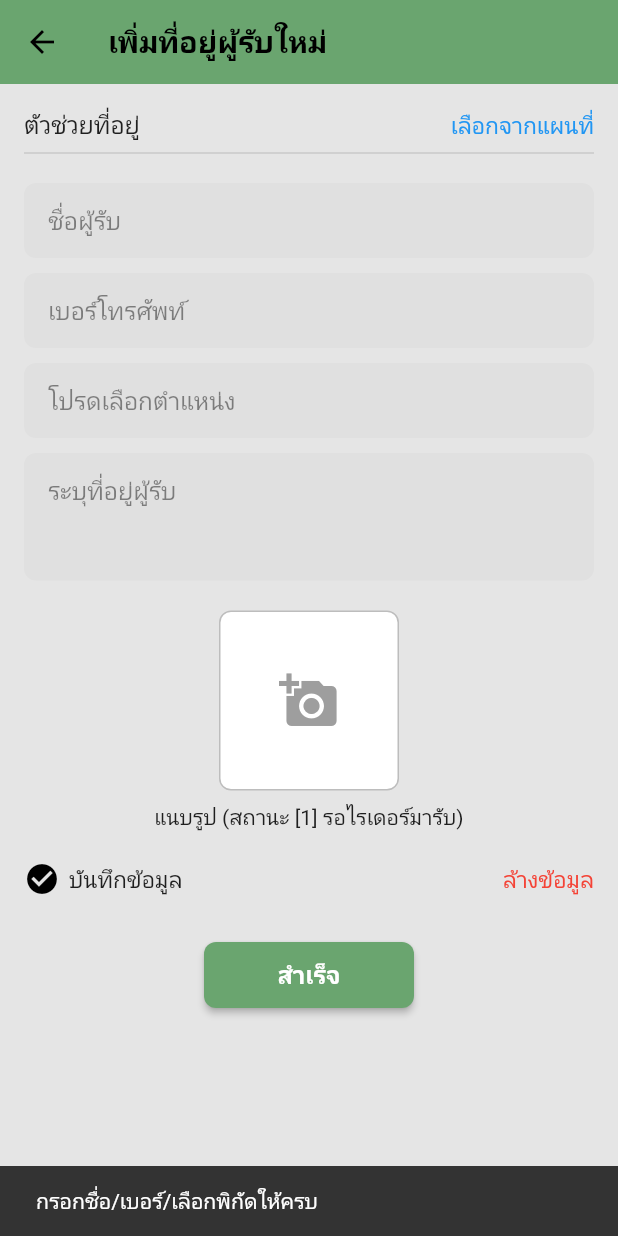
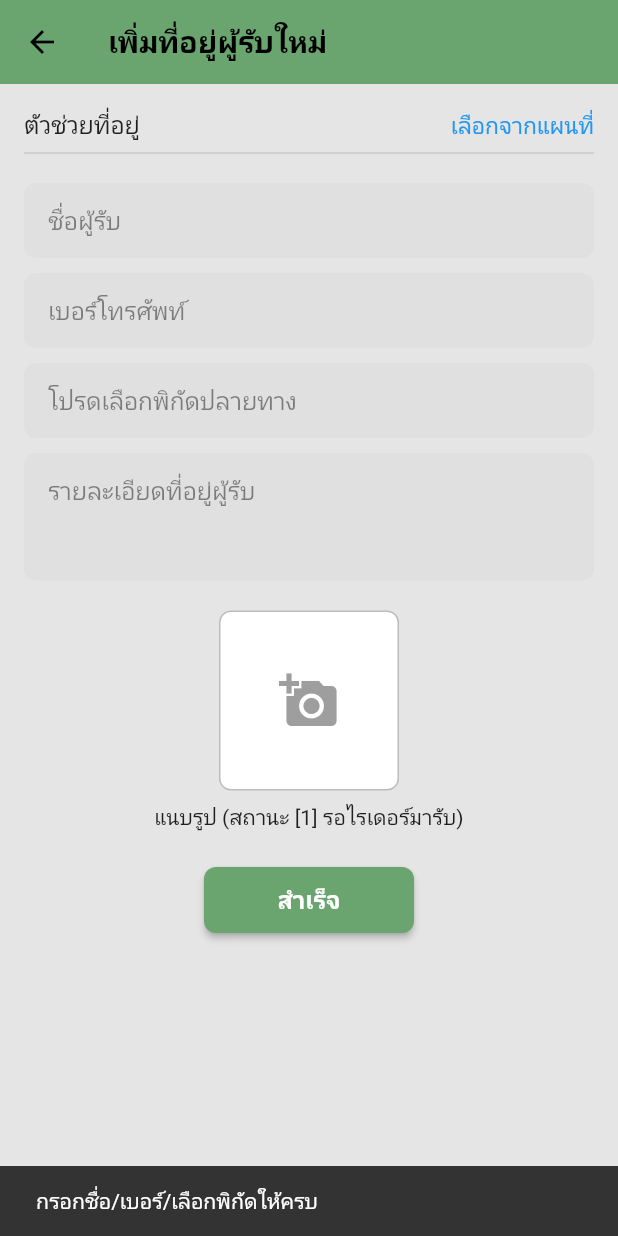
Before and after one commit to Jimme05/Project-deli, a Flutter app: the AddAddressPage screen opened by its route, after a tap on "สำเร็จ", on a phone screen of 412 x 824 dp. Run offline on Flutter 3.47's test engine with Material 3 defaults, Android fonts, the phone set to English and light mode, and no system bars; our stand-ins replace cloud_firestore, firebase_auth, firebase_core, firebase_database, firebase_storage, flutter_map and 4 more; accounts and stored records are empty.

Commit message:
ฟหก

```diff
--- a/delivery/lib/pages/add_address_page.dart
+++ b/delivery/lib/pages/add_address_page.dart
@@ -1,14 +1,15 @@
 import 'dart:io';
 import 'package:cloud_firestore/cloud_firestore.dart';
+import 'package:delivery/services/firebase_auth_service.dart';
 import 'package:flutter/material.dart';
 import 'package:image_picker/image_picker.dart';
 import 'package:latlong2/latlong.dart';
 import '../models/address.dart';
 import '../models/order_create_request.dart';
-import '../services/order_service.dart';
-import '../services/service.dart'; // SimpleAuthService สำหรับ currentUser
+import '../services/address_service.dart';
+import '../services/order_service.dart';// ✅ ใช้ FirebaseAuth
 import 'map_picker_page.dart';
-
+import 'package:firebase_auth/firebase_auth.dart' as fa;
 class AddAddressPage extends StatefulWidget {
   const AddAddressPage({super.key});
 
@@ -24,15 +25,117 @@ class _AddAddressPageState extends State<AddAddressPage> {
   final _locationCtrl = TextEditingController();
   final _descCtrl = TextEditingController();
 
-  LatLng? _picked; // พิกัดที่เลือกจากแผนที่ (ปลายทาง)
-  File? _selectedImage; // รูปสถานะ [1]
+  LatLng? _picked;
+  File? _selectedImage;
   final _picker = ImagePicker();
   bool _loading = false;
+
+  final _addressService = AddressService();
+  final _auth = FirebaseAuthService();
 
   Future<void> _pickImage() async {
     final XFile? picked = await _picker.pickImage(source: ImageSource.gallery);
     if (picked != null) setState(() => _selectedImage = File(picked.path));
   }
+
+  Future<void> _openMapPicker() async {
+    final LatLng initial = _picked ?? const LatLng(13.7563, 100.5018);
+    final LatLng? result = await Navigator.push(
+      context,
+      MaterialPageRoute(builder: (_) => MapPickerPage(initial: initial)),
+    );
+    if (result != null) {
+      setState(() {
+        _picked = result;
+        _locationCtrl.text =
+            "${result.latitude.toStringAsFixed(6)}, ${result.longitude.toStringAsFixed(6)}";
+      });
+    }
+  }
+
+  Future<void> _submit() async {
+  if (_nameCtrl.text.trim().isEmpty ||
+      _phoneCtrl.text.trim().isEmpty ||
+      _picked == null) {
+    ScaffoldMessenger.of(context).showSnackBar(
+      const SnackBar(content: Text('กรอกชื่อ/เบอร์/เลือกพิกัดให้ครบ')),
+    );
+    return;
+  }
+
+  setState(() => _loading = true);
+  try {
+    // ✅ ใช้ FirebaseAuth ตรง ๆ
+    final u = fa.FirebaseAuth.instance.currentUser;
+    if (u == null) throw Exception("ยังไม่ได้ล็อกอิน");
+    debugPrint("👤 current uid = ${u.uid}");
+
+    // ✅ ดึงที่อยู่ default ของผู้ส่ง
+    final addrSnap = await FirebaseFirestore.instance
+        .collection('users')
+        .doc(u.uid)
+        .collection('addresses')
+        .where('isDefault', isEqualTo: true)
+        .limit(1)
+        .get();
+
+    if (addrSnap.docs.isEmpty) {
+      throw Exception("ไม่พบบ้าน/จุดรับของผู้ส่ง (โปรดเพิ่มที่อยู่หลักก่อน)");
+    }
+
+    final a = addrSnap.docs.first.data();
+    final pickup = Address(
+      label: a['label'] ?? 'บ้าน',
+      addressText: a['addressText'] ?? '',
+      latitude: (a['Latitude'] as num).toDouble(),
+      longitude: (a['Longitude'] as num).toDouble(),
+    );
+
+    // ✅ ปลายทางจากฟอร์ม
+    final delivery = Address(
+      label: "ปลายทาง",
+      addressText: _descCtrl.text.trim(),
+      latitude: _picked!.latitude,
+      longitude: _picked!.longitude,
+    );
+
+    // ✅ หา UID ของผู้รับจากเบอร์
+    final phone = _phoneCtrl.text.trim();
+    final q = await FirebaseFirestore.instance
+        .collection('users')
+        .where('phone', isEqualTo: phone)
+        .limit(1)
+        .get();
+    final receiverUid = q.docs.isNotEmpty ? q.docs.first.id : "";
+
+    final req = OrderCreateRequest(
+      senderUid: u.uid,
+      receiverUid: receiverUid,
+      receiverPhone: phone,
+      receiverName: _nameCtrl.text.trim(),
+      pickupAddress: pickup,
+      deliveryAddress: delivery,
+      description: _descCtrl.text.trim(),
+      status1ImageFile: _selectedImage,
+    );
+
+    final oid = await OrderService().createOrder(req);
+
+    if (!mounted) return;
+    ScaffoldMessenger.of(context).showSnackBar(
+      SnackBar(content: Text('✅ สร้างออเดอร์สำเร็จ (OID: $oid)')),
+    );
+    _clearForm();
+  } catch (e) {
+    if (!mounted) return;
+    ScaffoldMessenger.of(context).showSnackBar(
+      SnackBar(content: Text('⚠️ เกิดข้อผิดพลาด: $e')),
+    );
+  } finally {
+    if (mounted) setState(() => _loading = false);
+  }
+}
+
 
   void _clearForm() {
     _nameCtrl.clear();
@@ -45,107 +148,16 @@ class _AddAddressPageState extends State<AddAddressPage> {
     });
   }
 
-  Future<void> _openMapPicker() async {
-    final LatLng initial = _picked ?? const LatLng(13.7563, 100.5018);
-    final LatLng? result = await Navigator.push(
-      context,
-      MaterialPageRoute(builder: (_) => MapPickerPage(initial: initial)),
-    );
-    if (result != null) {
-      setState(() {
-        _picked = result;
-        _locationCtrl.text = "${result.latitude.toStringAsFixed(6)}, ${result.longitude.toStringAsFixed(6)}";
-      });
-    }
-  }
-
-  Future<void> _submit() async {
-    if (_phoneCtrl.text.trim().isEmpty ||
-        _nameCtrl.text.trim().isEmpty ||
-        _picked == null ||
-        _locationCtrl.text.trim().isEmpty) {
-      ScaffoldMessenger.of(context).showSnackBar(
-        const SnackBar(content: Text('กรอกชื่อ/เบอร์/เลือกพิกัดให้ครบ')),
-      );
-      return;
-    }
-
-    setState(() => _loading = true);
-    try {
-      // 1) ผู้ส่ง = current user
-      final user = await SimpleAuthService().currentUser();
-      if (user == null) {
-        throw Exception("ยังไม่ได้ล็อกอิน");
-      }
-
-      // 2) หาผู้รับจากเบอร์ (ถ้ามี)
-      final phone = _phoneCtrl.text.trim();
-      final q = await FirebaseFirestore.instance
-          .collection('users').where('phone', isEqualTo: phone).limit(1).get();
-      final receiverUid = q.docs.isNotEmpty ? q.docs.first.id : ""; // อนุญาตว่างได้
-
-      // 3) สร้าง Address pickup จากที่อยู่ default ของผู้ส่ง (ดึงจาก subcollection addresses ตัวแรก)
-      // ถ้าคุณมีระบบเลือกหลายที่อยู่ ให้แก้ส่วนนี้ตามจริง
-      final addrSnap = await FirebaseFirestore.instance
-          .collection('users').doc(user.uid).collection('addresses')
-          .limit(1).get();
-      if (addrSnap.docs.isEmpty) {
-        throw Exception("ไม่พบบ้าน/จุดรับของผู้ส่ง (โปรดเพิ่มที่อยู่ก่อน)");
-      }
-      final a = addrSnap.docs.first.data();
-      final pickup = Address(
-        label: a['label'] ?? 'บ้าน',
-        addressText: a['addressText'] ?? '',
-        latitude: (a['Latitude'] as num).toDouble(),
-        longitude: (a['Longitude'] as num).toDouble(),
-      );
-
-      // 4) delivery address จากฟอร์มนี้
-      final delivery = Address(
-        label: "ปลายทาง",
-        addressText: _descCtrl.text.trim(),
-        latitude: _picked!.latitude,
-        longitude: _picked!.longitude,
-      );
-
-      // 5) build request + call service
-      final req = OrderCreateRequest(
-        senderUid: user.uid,
-        receiverUid: receiverUid,      // อาจจะว่างได้
-        receiverPhone: phone,
-        receiverName: _nameCtrl.text.trim(),
-        pickupAddress: pickup,
-        deliveryAddress: delivery,
-        description: _descCtrl.text.trim(),
-        status1ImageFile: _selectedImage, // แนบรูป [1] ได้
-      );
-
-      final oid = await OrderService().createOrder(req);
-
-      if (!mounted) return;
-      ScaffoldMessenger.of(context).showSnackBar(
-        SnackBar(content: Text('สร้างออเดอร์สำเร็จ (OID: $oid)')),
-      );
-      _clearForm();
-
-    } catch (e) {
-      if (!mounted) return;
-      ScaffoldMessenger.of(context).showSnackBar(
-        SnackBar(content: Text('เกิดข้อผิดพลาด: $e')),
-      );
-    } finally {
-      if (mounted) setState(() => _loading = false);
-    }
-  }
-
   @override
   Widget build(BuildContext context) {
     return Scaffold(
       backgroundColor: const Color(0xFFE5E5E5),
       appBar: AppBar(
         backgroundColor: kGreen,
-        title: const Text('เพิ่มที่อยู่ผู้รับใหม่',
-            style: TextStyle(color: Colors.black, fontWeight: FontWeight.w600)),
+        title: const Text(
+          'เพิ่มที่อยู่ผู้รับใหม่',
+          style: TextStyle(color: Colors.black, fontWeight: FontWeight.w600),
+        ),
         leading: IconButton(
           icon: const Icon(Icons.arrow_back, color: Colors.black),
           onPressed: () => Navigator.pop(context),
@@ -157,48 +169,56 @@ class _AddAddressPageState extends State<AddAddressPage> {
           child: Column(
             crossAxisAlignment: CrossAxisAlignment.start,
             children: [
-              // === ตัวช่วยที่อยู่ ===
               Row(
                 mainAxisAlignment: MainAxisAlignment.spaceBetween,
                 children: [
                   const Text('ตัวช่วยที่อยู่', style: TextStyle(fontSize: 16)),
                   InkWell(
                     onTap: _openMapPicker,
-                    child: const Text('เลือกจากแผนที่',
-                      style: TextStyle(color: Colors.blue, fontWeight: FontWeight.w500, fontSize: 15)),
+                    child: const Text(
+                      'เลือกจากแผนที่',
+                      style: TextStyle(
+                          color: Colors.blue,
+                          fontWeight: FontWeight.w500,
+                          fontSize: 15),
+                    ),
                   ),
                 ],
               ),
               const Divider(thickness: 1),
               const SizedBox(height: 12),
-
               _buildTextField(_nameCtrl, 'ชื่อผู้รับ', TextInputType.name),
               const SizedBox(height: 10),
               _buildTextField(_phoneCtrl, 'เบอร์โทรศัพท์', TextInputType.phone),
               const SizedBox(height: 10),
-              _buildTextField(_locationCtrl, 'โปรดเลือกตำแหน่ง', TextInputType.text, readOnly: true),
+              _buildTextField(_locationCtrl, 'โปรดเลือกพิกัดปลายทาง',
+                  TextInputType.text,
+                  readOnly: true),
               const SizedBox(height: 10),
-              _buildTextField(_descCtrl, 'ระบุที่อยู่ผู้รับ', TextInputType.multiline, maxLines: 3),
+              _buildTextField(_descCtrl, 'รายละเอียดที่อยู่ผู้รับ',
+                  TextInputType.multiline,
+                  maxLines: 3),
               const SizedBox(height: 20),
-
-              // รูปแนบสถานะ [1]
               Center(
                 child: Column(
                   children: [
                     GestureDetector(
                       onTap: _pickImage,
                       child: Container(
-                        width: 120, height: 120,
+                        width: 120,
+                        height: 120,
                         decoration: BoxDecoration(
                           color: Colors.white,
                           borderRadius: BorderRadius.circular(8),
                           border: Border.all(color: Colors.grey.shade400),
                         ),
                         child: _selectedImage == null
-                            ? const Icon(Icons.add_a_photo, size: 40, color: Colors.grey)
+                            ? const Icon(Icons.add_a_photo,
+                                size: 40, color: Colors.grey)
                             : ClipRRect(
                                 borderRadius: BorderRadius.circular(8),
-                                child: Image.file(_selectedImage!, fit: BoxFit.cover)),
+                                child: Image.file(_selectedImage!,
+                                    fit: BoxFit.cover)),
                       ),
                     ),
                     const SizedBox(height: 8),
@@ -206,37 +226,24 @@ class _AddAddressPageState extends State<AddAddressPage> {
                   ],
                 ),
               ),
-
-              const SizedBox(height: 20),
-
-              Row(
-                mainAxisAlignment: MainAxisAlignment.spaceBetween,
-                children: [
-                  Row(children: const [
-                    Icon(Icons.check_circle, color: Colors.black),
-                    SizedBox(width: 6),
-                    Text('บันทึกข้อมูล', style: TextStyle(fontSize: 15)),
-                  ]),
-                  GestureDetector(
-                    onTap: _clearForm,
-                    child: const Text('ล้างข้อมูล', style: TextStyle(color: Colors.red, fontSize: 15)),
-                  ),
-                ],
-              ),
-              const SizedBox(height: 30),
-
+              const SizedBox(height: 24),
               Center(
                 child: SizedBox(
-                  width: 140, height: 44,
+                  width: 140,
+                  height: 44,
                   child: ElevatedButton(
                     style: ElevatedButton.styleFrom(
-                      backgroundColor: kGreen, foregroundColor: Colors.white,
-                      shape: RoundedRectangleBorder(borderRadius: BorderRadius.circular(8)),
+                      backgroundColor: kGreen,
+                      foregroundColor: Colors.white,
+                      shape: RoundedRectangleBorder(
+                          borderRadius: BorderRadius.circular(8)),
                     ),
                     onPressed: _loading ? null : _submit,
                     child: _loading
                         ? const CircularProgressIndicator(color: Colors.white)
-                        : const Text('สำเร็จ', style: TextStyle(fontSize: 16, fontWeight: FontWeight.w600)),
+                        : const Text('สำเร็จ',
+                            style: TextStyle(
+                                fontSize: 16, fontWeight: FontWeight.w600)),
                   ),
                 ),
               ),
@@ -247,13 +254,9 @@ class _AddAddressPageState extends State<AddAddressPage> {
     );
   }
 
-  Widget _buildTextField(
-    TextEditingController ctrl,
-    String hint,
-    TextInputType type, {
-    bool readOnly = false,
-    int maxLines = 1,
-  }) {
+  Widget _buildTextField(TextEditingController ctrl, String hint,
+      TextInputType type,
+      {bool readOnly = false, int maxLines = 1}) {
     return TextField(
       controller: ctrl,
       readOnly: readOnly,
```
Also changed, not shown: delivery/lib/services/address_service.dart (added, +32 -0 lines), delivery/lib/services/order_service.dart (+40 -23 lines).
